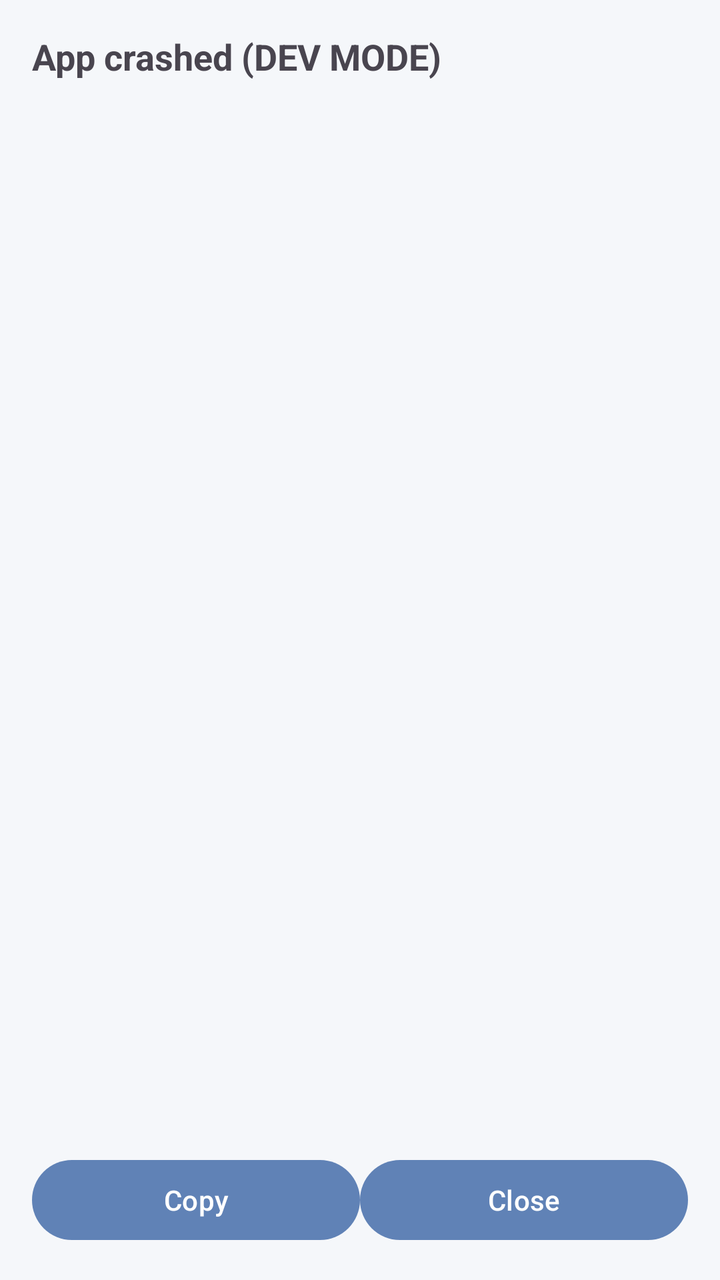
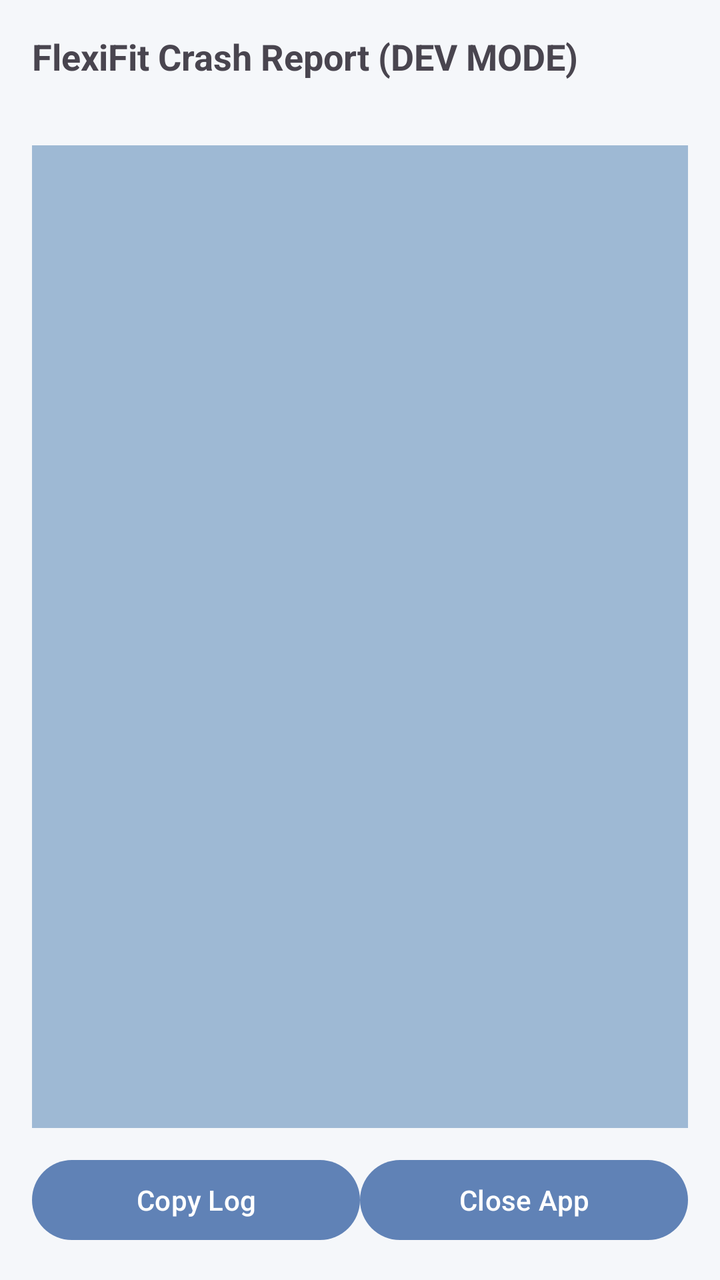

Two renders of the same Android screen: before a commit and after it. Below are the layout's source before the change and the commit's diff.
<!-- AndroidManifest.xml: application theme Theme.FlexiFitApp -->
<!-- res/layout/activity_crash.xml -->
<?xml version="1.0" encoding="utf-8"?>
<LinearLayout xmlns:android="http://schemas.android.com/apk/res/android"
    android:layout_width="match_parent"
    android:layout_height="match_parent"
    android:orientation="vertical"
    android:padding="16dp">

    <TextView
        android:text="App crashed (DEV MODE)"
        android:textStyle="bold"
        android:textSize="18sp"
        android:layout_width="wrap_content"
        android:layout_height="wrap_content"/>

    <ScrollView
        android:layout_width="match_parent"
        android:layout_height="0dp"
        android:layout_weight="1"
        android:layout_marginTop="12dp">

        <TextView
            android:id="@+id/tvCrash"
            android:layout_width="match_parent"
            android:layout_height="wrap_content"
            android:textIsSelectable="true"
            android:textSize="12sp"/>
    </ScrollView>

    <LinearLayout
        android:layout_width="match_parent"
        android:layout_height="wrap_content"
        android:orientation="horizontal">

        <Button
            android:id="@+id/btnCopyCrash"
            android:layout_width="0dp"
            android:layout_height="wrap_content"
            android:layout_weight="1"
            android:text="Copy"/>

        <Button
            android:id="@+id/btnCloseApp"
            android:layout_width="0dp"
            android:layout_height="wrap_content"
            android:layout_weight="1"
            android:text="Close"/>
    </LinearLayout>

</LinearLayout>
<!-- resources referenced by this layout -->
<resources>
  <style name="Theme.FlexiFitApp" parent="Base.Theme.FlexiFitApp">
          
          <item name="navigationViewStyle">@style/Widget.FlexiFit.NavigationView</item>
      </style>
  <style name="Base.Theme.FlexiFitApp" parent="Theme.Material3.Light.NoActionBar">
  
          
          <item name="colorPrimary">#6082B6 </item>
          <item name="colorPrimaryContainer">#6082B6</item>
          <item name="colorSecondary">#6093b6</item>
          <item name="colorSecondaryContainer">#6093b6</item>
  
          
          <item name="android:colorBackground">#F5F7FA</item>
          <item name="colorSurface">#FFFFFF</item>
  
          
          <item name="colorOnPrimary">#FFFFFF</item>
          <item name="colorOnSecondary">#FFFFFF</item>
          <item name="colorOnSurface">#1A1A1A</item>
  
          
          <item name="android:statusBarColor" tools:targetApi="l">#6082B6</item>
  
          
          <item name="android:navigationBarColor" tools:targetApi="l">#6082B6</item>
  
      </style>
  <style name="Widget.FlexiFit.NavigationView" parent="Widget.Material3.NavigationView">
          
          <item name="android:background">@color/drawer_bg</item>
  
          
          <item name="itemTextColor">@color/nav_item_text_color</item>
          <item name="itemIconTint">@color/nav_item_icon_tint</item>
  
          
          <item name="itemBackground">@drawable/nav_item_background</item>
      </style>
  <color name="drawer_bg">#FFFFFF</color>
  <!-- drawable nav_item_background (drawable) -->
  <?xml version="1.0" encoding="utf-8"?>
  <selector xmlns:android="http://schemas.android.com/apk/res/android">
      
      <item android:state_checked="true" android:drawable="@drawable/nav_item_bg_selected" />
      
      <item android:drawable="@android:color/transparent" />
  </selector>
  <!-- drawable nav_item_bg_selected (drawable) -->
  <?xml version="1.0" encoding="utf-8"?>
  <shape xmlns:android="http://schemas.android.com/apk/res/android"
      android:shape="rectangle">
  
      <solid android:color="@color/nav_item_active_bg" />
  
      
      <corners android:radius="24dp" />
  
  </shape>
  <color name="nav_item_active_bg">@color/colorPrimary</color>
  <color name="colorPrimary">#6082B6</color>
</resources>

<!-- the commit's change to res/layout/activity_crash.xml (unified diff, before → after) -->
@@ -5,45 +5,67 @@
     android:orientation="vertical"
     android:padding="16dp">
 
+    
     <TextView
-        android:text="App crashed (DEV MODE)"
+        android:layout_width="wrap_content"
+        android:layout_height="wrap_content"
+        android:text="FlexiFit Crash Report (DEV MODE)"
         android:textStyle="bold"
-        android:textSize="18sp"
+        android:textSize="18sp" />
+
+    <TextView
+        android:id="@+id/tvCrashDeviceInfo"
         android:layout_width="wrap_content"
-        android:layout_height="wrap_content"/>
+        android:layout_height="wrap_content"
+        android:textSize="12sp"
+        android:textStyle="italic"
+        android:layout_marginTop="4dp"/>
 
+    
     <ScrollView
         android:layout_width="match_parent"
         android:layout_height="0dp"
         android:layout_weight="1"
-        android:layout_marginTop="12dp">
+        android:layout_marginTop="12dp"
+        android:background="@color/colorSecondary"
+        android:padding="10dp">
 
-        <TextView
-            android:id="@+id/tvCrash"
-            android:layout_width="match_parent"
-            android:layout_height="wrap_content"
-            android:textIsSelectable="true"
-            android:textSize="12sp"/>
+        <HorizontalScrollView
+            android:layout_width="wrap_content"
+            android:layout_height="wrap_content">
+
+            <TextView
+                android:id="@+id/tvCrash"
+                android:layout_width="wrap_content"
+                android:layout_height="wrap_content"
+                android:textColor="#00FF88"
+                android:textSize="12sp"
+                android:typeface="monospace"
+                android:textIsSelectable="true"/>
+        </HorizontalScrollView>
+
     </ScrollView>
 
+    
     <LinearLayout
         android:layout_width="match_parent"
         android:layout_height="wrap_content"
-        android:orientation="horizontal">
+        android:orientation="horizontal"
+        android:layout_marginTop="12dp">
 
         <Button
             android:id="@+id/btnCopyCrash"
             android:layout_width="0dp"
             android:layout_height="wrap_content"
             android:layout_weight="1"
-            android:text="Copy"/>
+            android:text="Copy Log"/>
 
         <Button
             android:id="@+id/btnCloseApp"
             android:layout_width="0dp"
             android:layout_height="wrap_content"
             android:layout_weight="1"
-            android:text="Close"/>
+            android:text="Close App"/>
     </LinearLayout>
 
 </LinearLayout>
<!-- resource entries referenced after the edit -->
@@ -1,5 +1,6 @@
 <!-- resources referenced by this layout -->
 <resources>
+  <color name="colorSecondary">#9eb9d4</color>
   <style name="Theme.FlexiFitApp" parent="Base.Theme.FlexiFitApp">
           
           <item name="navigationViewStyle">@style/Widget.FlexiFit.NavigationView</item>
